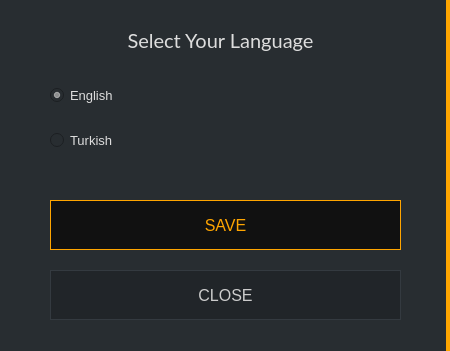
Above: src/gui/ui/languagesettings.ui from ConcealNetwork/conceal-desktop before the change. Below: the same form after it.
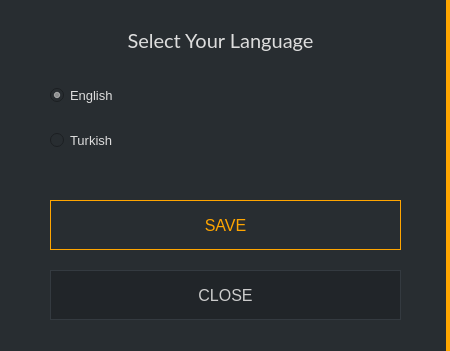
That is the form after the change.

Patch:
```diff
--- a/src/gui/ui/languagesettings.ui
+++ b/src/gui/ui/languagesettings.ui
@@ -138,7 +138,7 @@
      </font>
     </property>
     <property name="styleSheet">
-     <string notr="true">QPushButton#m_okButton {color: orange; background-color: #111111; border: 1px solid orange; font-size: 16px;}
+     <string notr="true">QPushButton#m_okButton {color: orange;  border: 1px solid orange; font-size: 16px;}
 
 QPushButton#m_okButton:hover {color: orange; background-color: #111111; border: 2px solid orange; font-size: 16px;}</string>
     </property>
```
Left out of the diff: 2 changed lines with no effect on the pictures.
